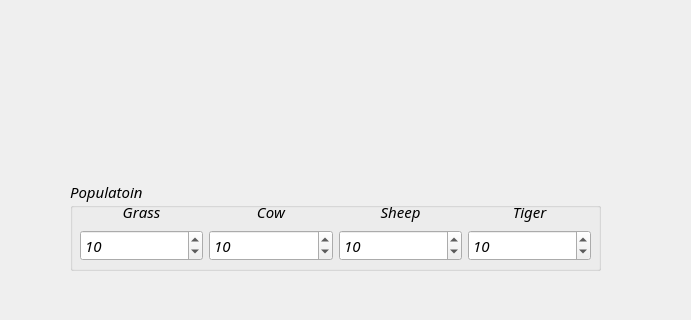
First picture: the form in widget.ui, repository Bei-yuan-qian-jing/DataStructureProject, before the edit; both pictures show x 0 to 691 and y 480 to 800 of the 1000 by 800 pixel window.
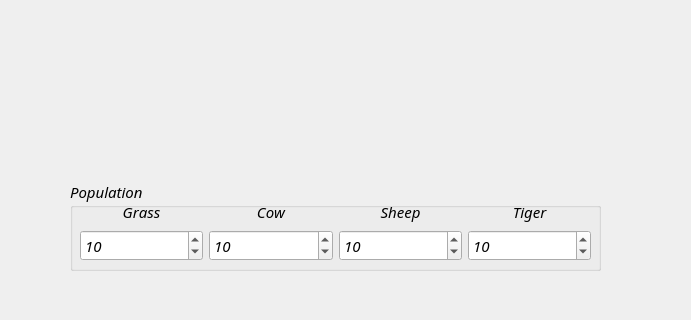
Second picture: the form after the edit.

Commit message: edit by zzy

The edit to the form file:
```diff
--- a/widget.ui
+++ b/widget.ui
@@ -106,7 +106,7 @@
     </font>
    </property>
    <property name="title">
-    <string>Populatoin</string>
+    <string>Population</string>
    </property>
    <widget class="QWidget" name="gridLayoutWidget">
     <property name="geometry">
```
